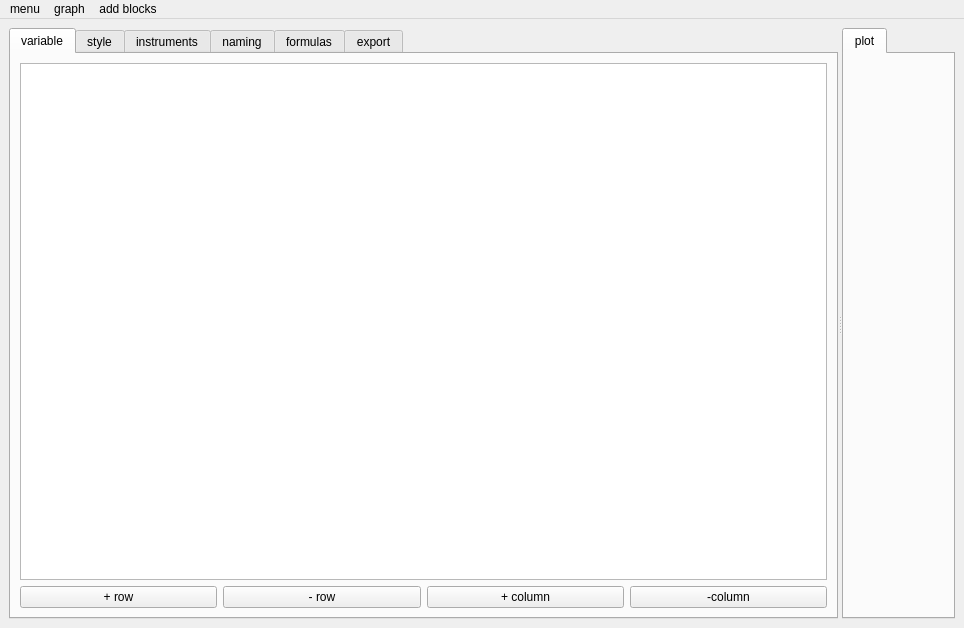
Before: the Qt Designer form mainwindow.ui in VariPor/laboratory_work_handler, drawn with Qt 5.
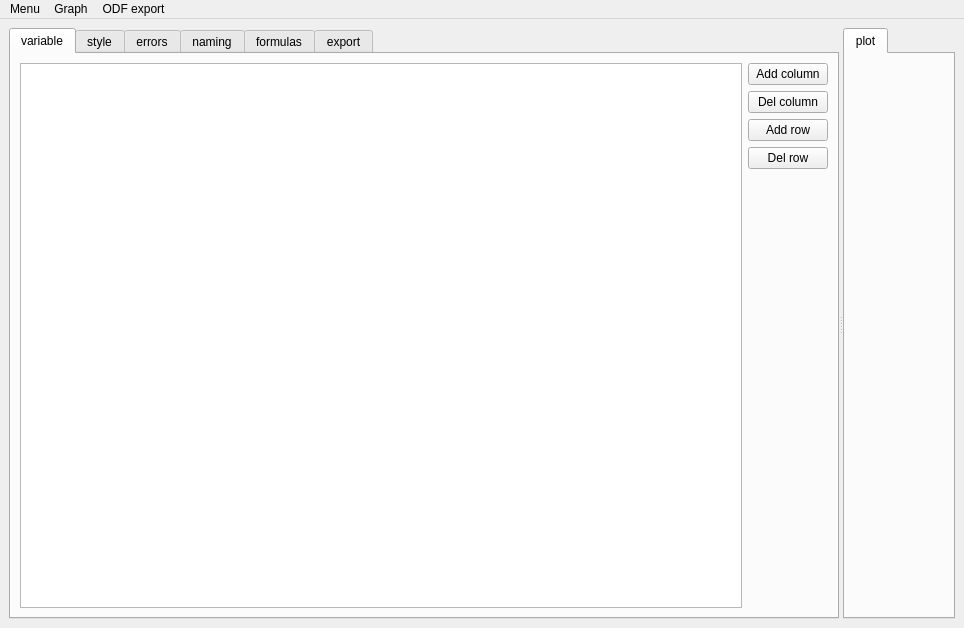
After: the same form once the commit is applied. The open tabs and pages were chosen to show the change. Custom widgets are drawn as their Qt base class.

Patch:
```diff
--- a/mainwindow.ui
+++ b/mainwindow.ui
@@ -29,8 +29,8 @@
    <property name="layoutDirection">
     <enum>Qt::LeftToRight</enum>
    </property>
-   <layout class="QGridLayout" name="gridLayout_2">
-    <item row="0" column="0">
+   <layout class="QHBoxLayout" name="horizontalLayout_2">
+    <item>
      <widget class="QSplitter" name="splitter">
       <property name="orientation">
        <enum>Qt::Horizontal</enum>
@@ -52,37 +52,54 @@
         <attribute name="title">
          <string>variable</string>
         </attribute>
-        <layout class="QGridLayout" name="gridLayout_3">
-         <item row="1" column="3">
-          <widget class="QPushButton" name="pushButton_10">
-           <property name="text">
-            <string>-column</string>
-           </property>
-          </widget>
-         </item>
-         <item row="1" column="0">
-          <widget class="QPushButton" name="pushButton">
-           <property name="text">
-            <string>+ row</string>
-           </property>
-          </widget>
-         </item>
-         <item row="0" column="0" colspan="4">
+        <layout class="QHBoxLayout" name="horizontalLayout_3">
+         <item>
           <widget class="QTableView" name="variable_tableView"/>
          </item>
-         <item row="1" column="1">
-          <widget class="QPushButton" name="pushButton_3">
+         <item>
+          <layout class="QVBoxLayout" name="verticalLayout_3">
+           <item>
+            <widget class="QPushButton" name="pushButton_4">
            <property name="text">
-            <string>- row</string>
+              <string>Add column</string>
            </property>
           </widget>
          </item>
-         <item row="1" column="2">
+           <item>
           <widget class="QPushButton" name="pushButton_2">
            <property name="text">
-            <string>+ column</string>
-           </property>
-          </widget>
+              <string>Del column</string>
+             </property>
+            </widget>
+           </item>
+           <item>
+            <widget class="QPushButton" name="pushButton_3">
+             <property name="text">
+              <string>Add row</string>
+             </property>
+            </widget>
+           </item>
+           <item>
+            <widget class="QPushButton" name="pushButton">
+             <property name="text">
+              <string>Del row</string>
+             </property>
+            </widget>
+           </item>
+           <item>
+            <spacer name="verticalSpacer_3">
+             <property name="orientation">
+              <enum>Qt::Vertical</enum>
+             </property>
+             <property name="sizeHint" stdset="0">
+              <size>
+               <width>20</width>
+               <height>40</height>
+              </size>
+             </property>
+            </spacer>
+           </item>
+          </layout>
          </item>
         </layout>
        </widget>
@@ -98,7 +115,7 @@
        </widget>
        <widget class="QWidget" name="instruments_tab">
         <attribute name="title">
-         <string>instruments</string>
+         <string>errors</string>
         </attribute>
         <layout class="QGridLayout" name="gridLayout_9">
          <item row="0" column="0">
@@ -296,12 +313,12 @@
      <x>0</x>
      <y>0</y>
      <width>964</width>
-     <height>22</height>
+     <height>25</height>
     </rect>
    </property>
    <widget class="QMenu" name="menuMenu">
     <property name="title">
-     <string>menu</string>
+     <string>Menu</string>
     </property>
     <addaction name="actionOpenAs"/>
     <addaction name="actionSave"/>
@@ -311,14 +328,14 @@
    </widget>
    <widget class="QMenu" name="menuGraph">
     <property name="title">
-     <string>graph</string>
+     <string>Graph</string>
     </property>
     <addaction name="actionReplot"/>
     <addaction name="actionOptions"/>
    </widget>
    <widget class="QMenu" name="menuadd_blocks">
     <property name="title">
-     <string>add blocks</string>
+     <string>ODF export</string>
     </property>
     <addaction name="actiontext_block"/>
     <addaction name="actiontable_block"/>
```
Left out of the diff: 52 changed lines with no effect on the pictures. Lines whose indentation alone changed are shown as unchanged.
